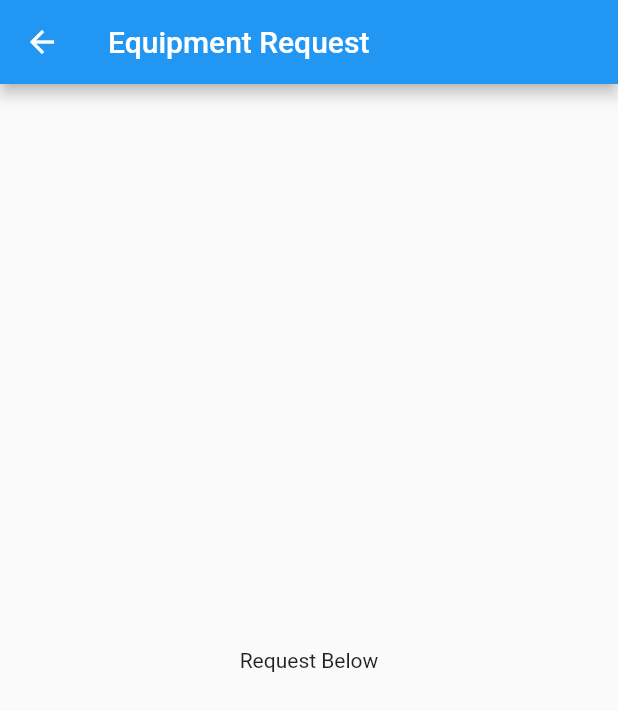
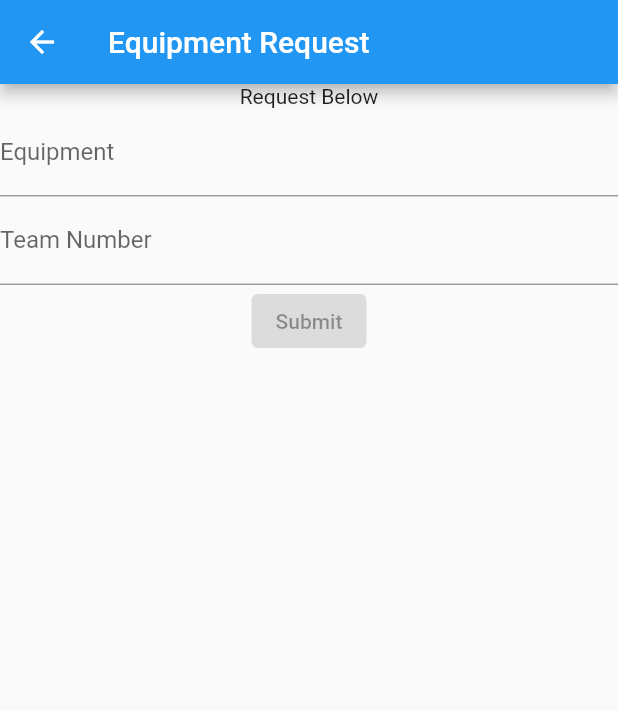
Before and after one commit to HafsaKaraAchira/Hack-Inventory, a Flutter app: the EquipRequest screen opened directly, on a phone screen of 412 x 824 dp. Shown: the top 711 px of the screen. Run offline on Flutter 3.47's test engine with Material 2 defaults, Android fonts, the light colour scheme and no system bars.

Commit message:
basic equipment form

```diff
--- a/hack_inventory/lib/equipmentRequest.dart
+++ b/hack_inventory/lib/equipmentRequest.dart
@@ -13,7 +13,36 @@ class _EquipRequest extends State<EquipRequest> {
         title: Text('Equipment Request'),
       ),
       body: Center(
-        child: Text('Request Below'),
+        // child: Text('Request Below'),
+        child: Column(
+          children: [
+            Text('Request Below'),
+            Form(
+              child: Column(
+                children: [
+                  TextFormField(
+                    decoration: const InputDecoration(
+                      hintText: 'Enter The Equipment You Want',
+                      labelText: 'Equipment',
+                    ),
+                  ),
+                  TextFormField(
+                    decoration: const InputDecoration(
+                      hintText: 'Enter Your Team Number',
+                      labelText: 'Team Number',
+                    ),
+                  ),
+                  new Container(
+                    child: new ElevatedButton(
+                      child: const Text('Submit'),
+                      onPressed: null,
+                    ),
+                  ),
+                ],
+              ),
+            )
+          ],
+        ),
       ),
     );
   }
```
